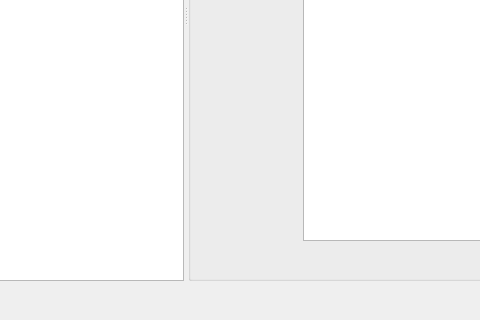
jkriege2/QuickFit3, file application/userfitfunctionseditor.ui: the form before one commit; both pictures show x 165 to 645 and y 263 to 583 of the 982 by 583 pixel window.
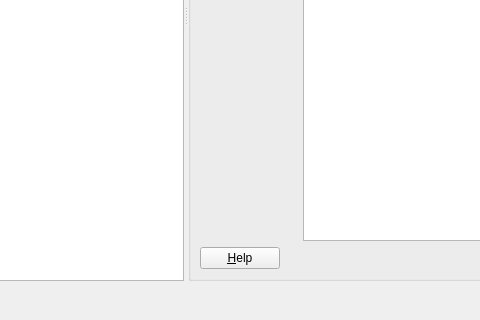
The form after the commit. Icons and pictures are not drawn. Custom widgets are drawn as their Qt base class.

Commit message: QuickFit3/fcs_fitfunctions: added fitfunction with flow and v,D,wxy as parameters QuickFit3: updated online help for tools

What changed in the file:
```diff
--- a/application/userfitfunctionseditor.ui
+++ b/application/userfitfunctionseditor.ui
@@ -233,6 +233,13 @@
        </item>
        <item>
         <layout class="QHBoxLayout" name="horizontalLayout">
+         <item>
+          <widget class="QPushButton" name="pushButton">
+           <property name="text">
+            <string>&amp;Help</string>
+           </property>
+          </widget>
+         </item>
          <item>
           <spacer name="horizontalSpacer">
            <property name="orientation">
```
Left out of the diff: 16 changed lines with no effect on the pictures. The commit also changes 36 other files.
